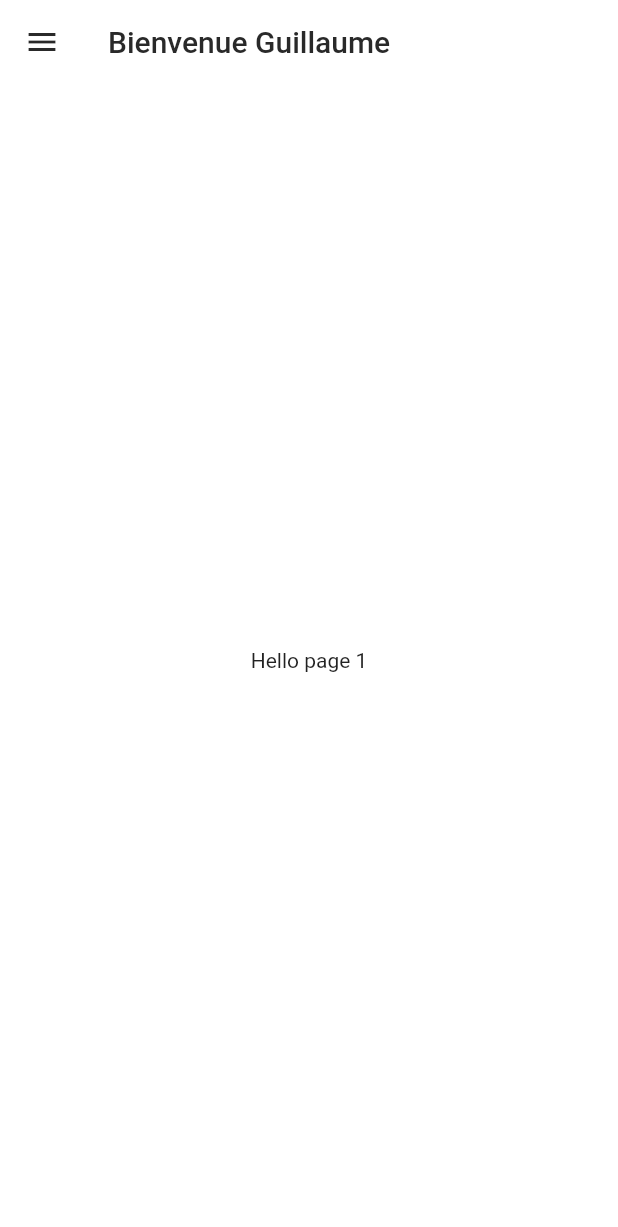
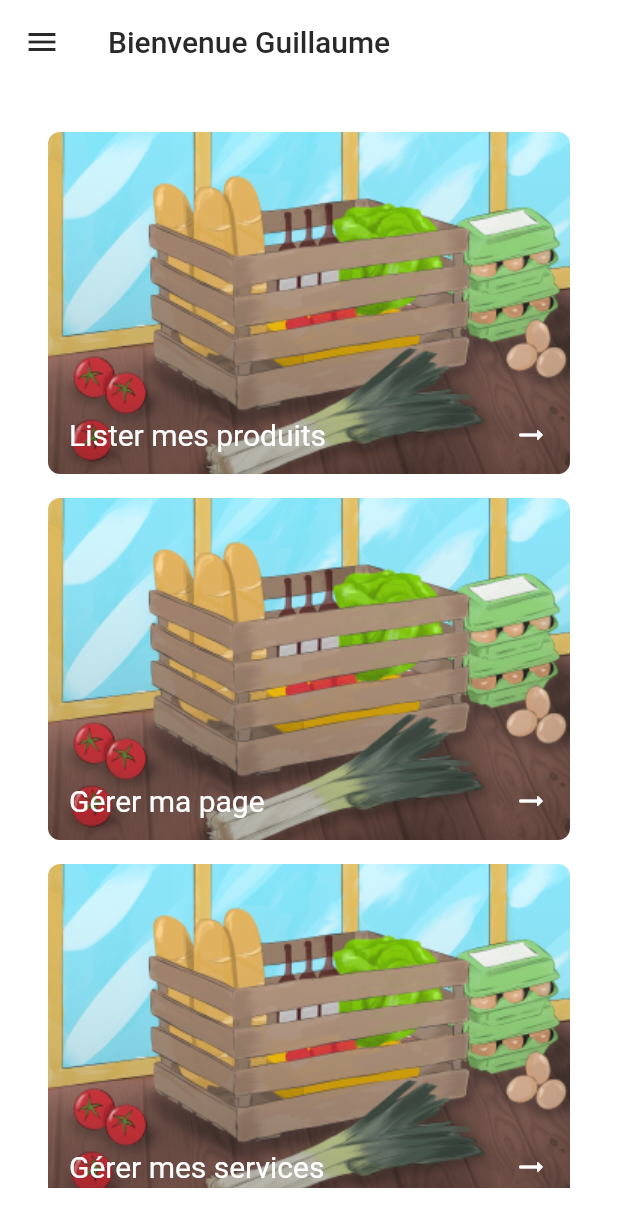
Before and after one commit to Le-Chemin-du-Local/Application, a Flutter app: the screen it shows after launch, on a phone screen of 412 x 824 dp. Shown: the top 1227 px of the screen. Run offline on Flutter 3.47's test engine with Material 2 defaults, Android fonts, the light colour scheme and no system bars.

Commit message:
🚧 Création de la structure du tableau de bord

```diff
--- a/lib/core/main_page/main_page.dart
+++ b/lib/core/main_page/main_page.dart
@@ -1,6 +1,7 @@
 import 'package:chemin_du_local/core/helpers/screen_helper.dart';
 import 'package:chemin_du_local/core/main_page/page_item.dart';
 import 'package:chemin_du_local/core/main_page/widgets/menu_drawer.dart';
+import 'package:chemin_du_local/features/dashboard/dashboard_page.dart';
 import 'package:flutter/material.dart';
 
 const Map<PagesId, PageItem> pagesItem = {
@@ -18,13 +19,19 @@ class MainPage extends StatefulWidget {
 class _MainPageState extends State<MainPage> {
   PagesId _currentPageId = PagesId.dashboard;
 
-  final Map<PagesId, Widget> pages = {
-    PagesId.dashboard: const Center(child: Text("Hello page 1")),
-    PagesId.products: const Center(child: Text("Hello page 2")),
-  };
-
   @override
   Widget build(BuildContext context) {
+    final Map<PagesId, Widget> pages = {
+      PagesId.dashboard: DashboardPage(
+        onPageChanged: (page) {
+          setState(() {
+            _currentPageId = page;
+          });
+        }
+      ),
+      PagesId.products: const Center(child: Text("Hello page 2")),
+    };
+
     return LayoutBuilder(
       builder: (context, constraints) {
         bool useBigLayout = constraints.maxWidth >= ScreenHelper.breakpointPC;
--- /dev/null
+++ b/lib/features/dashboard/dashboard_page.dart
@@ -0,0 +1,92 @@
+import 'package:chemin_du_local/core/helpers/screen_helper.dart';
+import 'package:chemin_du_local/core/main_page/page_item.dart';
+import 'package:chemin_du_local/features/dashboard/widgets/dashboard_card.dart';
+import 'package:flutter/material.dart';
+
+class DashboardPage extends StatelessWidget {
+  const DashboardPage({
+    Key? key,
+    required this.onPageChanged,
+  }) : super(key: key);
+
+  final Function(PagesId) onPageChanged;
+
+  @override
+  Widget build(BuildContext context) {
+    return Padding(
+      padding: const EdgeInsets.all(ScreenHelper.horizontalPadding),
+      child: CustomScrollView(
+        slivers: [
+          _buildMainView(),
+          const SliverToBoxAdapter(child: SizedBox(height: 32,)),
+          ..._buildServicesView(context)
+        ],
+      ),
+    );
+  }
+
+  Widget _buildMainView() {
+    return SliverGrid(
+      gridDelegate: const SliverGridDelegateWithMaxCrossAxisExtent(
+        maxCrossAxisExtent: 400,
+        mainAxisExtent: 228,
+        crossAxisSpacing: 16,
+        mainAxisSpacing: 16
+      ),
+      delegate: SliverChildListDelegate([
+        // Carte des produits
+        DashboardCard(
+          onClick: () => onPageChanged(PagesId.products),
+          backgroundName: "illustration_1.png",
+          title: "Lister mes produits"
+        ),
+
+        // Carte Gérer ma page
+        DashboardCard(
+          onClick: () {},
+          backgroundName: "illustration_1.png",
+          title: "Gérer ma page"
+        ),
+
+        // Carte Gérer mes services
+        DashboardCard(
+          onClick: () {},
+          backgroundName: "illustration_1.png",
+          title: "Gérer mes services"
+        ),
+      ]),
+    );
+  }
+
+  List<Widget> _buildServicesView(BuildContext context) {
+    return [
+      SliverToBoxAdapter(
+        child: Text("Mes services", style: Theme.of(context).textTheme.headline2,),
+      ),
+      const SliverToBoxAdapter(child: SizedBox(height: 16,)),
+      SliverGrid(
+        gridDelegate: const SliverGridDelegateWithMaxCrossAxisExtent(
+          maxCrossAxisExtent: 400,
+          mainAxisExtent: 228,
+          crossAxisSpacing: 16,
+          mainAxisSpacing: 16
+        ),
+        delegate: SliverChildListDelegate([
+          // Carte Click & Collect
+          DashboardCard(
+            onClick: () => onPageChanged(PagesId.products),
+            backgroundName: "illustration_1.png",
+            title: "Click & collect"
+          ),
+
+          // Carte Voir plus de services
+          DashboardCard(
+            onClick: () {},
+            backgroundName: "illustration_1.png",
+            title: "Voir plus de services"
+          ),
+        ]),
+      ),
+    ];
+  }
+}
--- /dev/null
+++ b/lib/features/dashboard/widgets/dashboard_card.dart
@@ -0,0 +1,67 @@
+import 'package:chemin_du_local/theme/palette.dart';
+import 'package:flutter/material.dart';
+
+class DashboardCard extends StatelessWidget {
+  const DashboardCard({
+    Key? key,
+    required this.onClick,
+    required this.backgroundName,
+    required this.title
+  }) : super(key: key);
+
+  final Function() onClick;
+
+  final String backgroundName;
+  final String title;
+
+  @override
+  Widget build(BuildContext context) {
+    return InkWell(
+      onTap: onClick,
+      child: Stack(
+        children: [
+          Container(
+            padding: const EdgeInsets.all(14),
+            height: 228,
+            decoration: BoxDecoration(
+              image: DecorationImage(
+                image: AssetImage("assets/images/$backgroundName"),
+                fit: BoxFit.cover,
+              ),
+              borderRadius: BorderRadius.circular(8.0),
+            ),
+          ),
+          Container(
+            padding: const EdgeInsets.all(14),
+            height: 228,
+            decoration: BoxDecoration(
+              borderRadius: BorderRadius.circular(8.0),
+              gradient: const LinearGradient(
+                begin: FractionalOffset.bottomCenter,
+                end: FractionalOffset.topCenter,
+                colors: [
+                  Color(0x41000000),
+                  Color(0x00c4c4c4)
+                ],
+                stops: [
+                  0.0,
+                  1.0
+                ]
+              ),
+            ),
+
+            child: Align(
+              alignment: Alignment.bottomLeft,
+              child: Row(
+                children: [
+                  Expanded(child: Text(title, style: const TextStyle(color: Palette.colorWhite, fontSize: 20),)),
+                  const Icon(Icons.arrow_right_alt_rounded, color: Palette.colorWhite, size: 24,)
+                ],
+              )
+            )
+          ),
+        ],
+      ),
+    );
+  }
+}
--- a/lib/theme/cl_theme.dart
+++ b/lib/theme/cl_theme.dart
@@ -19,6 +19,10 @@ class ClTheme {
         elevation: 0,
         foregroundColor: Palette.colorDark,
         systemOverlayStyle: SystemUiOverlayStyle.light,
+      ),
+
+      textTheme: const TextTheme(
+        headline2: TextStyle(fontSize: 24, color: Palette.colorDark),
       )
     );
   }
--- a/pubspec.yaml
+++ b/pubspec.yaml
@@ -58,8 +58,8 @@ flutter:
   uses-material-design: true
 
   # To add assets to your application, add an assets section, like this:
-  # assets:
-  #   - images/a_dot_burr.jpeg
+  assets:
+    - assets/images/
   #   - images/a_dot_ham.jpeg
 
   # An image asset can refer to one or more resolution-specific "variants", see
```
Also changed, not shown: assets/images/illustration_1.png (added).
